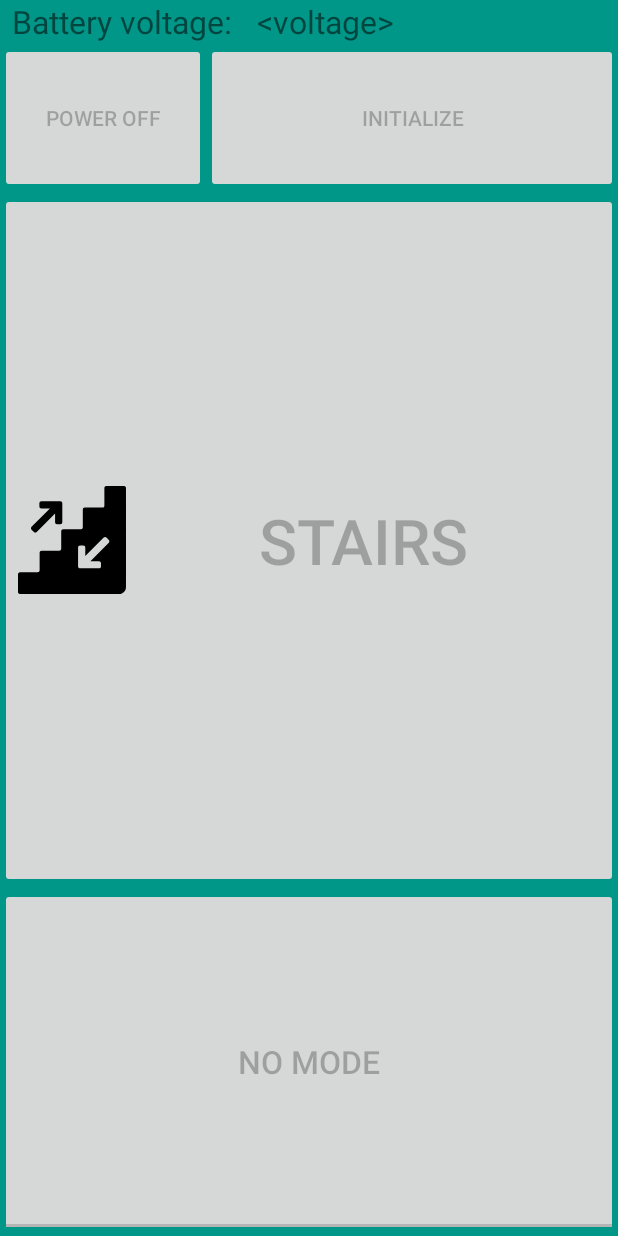
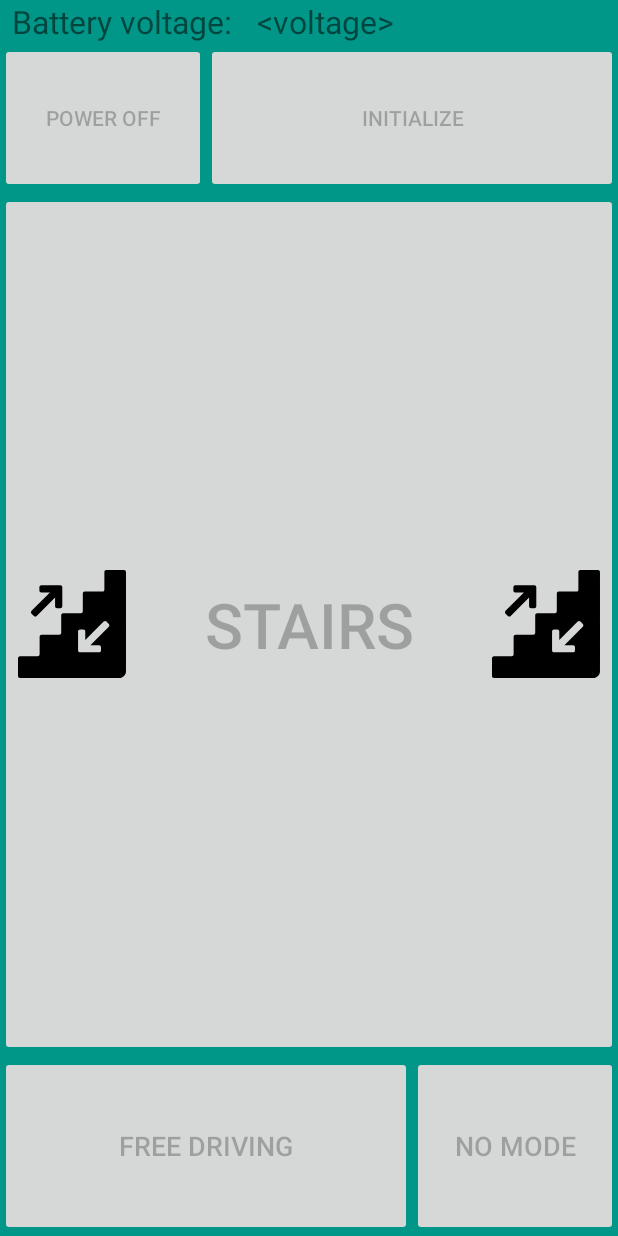
Before and after one commit to AZOM/cybathlon, an Android app: the screen it shows after launch (MainActivity), on a phone screen of 412 x 824 dp. Run offline under Robolectric (Android 15) with nearby library versions, the phone set to English and light mode, and no system bars; libraries missing offline, so code that uses them is left out: com.felhr.usbserial.

Commit message:
Separate buttons for "free driving" and "no mode"

```diff
--- a/ZEDControl/app/src/main/java/ch/hsr/zedcontrol/MainFragment.java
+++ b/ZEDControl/app/src/main/java/ch/hsr/zedcontrol/MainFragment.java
@@ -7,8 +7,6 @@ import android.view.LayoutInflater;
 import android.view.View;
 import android.view.ViewGroup;
 import android.widget.Button;
-import android.widget.CompoundButton;
-import android.widget.ToggleButton;
 
 import ch.hsr.zedcontrol.roborio.ConnectionManager;
 import ch.hsr.zedcontrol.roborio.RoboRIOModes;
@@ -19,8 +17,6 @@ import ch.hsr.zedcontrol.roborio.RoboRIOModes;
 public class MainFragment extends ControlsFragment {
 
     public static String TAG = MainFragment.class.getSimpleName();
-
-    private boolean _isToggleButtonDriveModeChecked = false;
 
     private ConnectionManager _connectionManager;
 
@@ -38,7 +34,8 @@ public class MainFragment extends ControlsFragment {
     private void initButtons(View view) {
         initButtonPowerOff(view);
         initButtonStartUp(view);
-        initToggleButtonDriveMode(view);
+        initButtonModeFreeDriving(view);
+        initButtonModeNone(view);
         initButtonModeStairs(view);
     }
 
@@ -67,22 +64,25 @@ public class MainFragment extends ControlsFragment {
     }
 
 
-    private void initToggleButtonDriveMode(View view) {
-        ToggleButton toggleButtonOnOff = (ToggleButton) view.findViewById(R.id.togglebutton_drive_mode);
-        toggleButtonOnOff.setChecked(_isToggleButtonDriveModeChecked);
+    private void initButtonModeFreeDriving(View view) {
+        Button button = (Button) view.findViewById(R.id.button_mode_free_driving);
+        button.setOnClickListener(new View.OnClickListener() {
+            @Override
+            public void onClick(View v) {
+                Log.i(TAG, "Requesting mode: DRIVE_FREE");
+                _connectionManager.requestMode(RoboRIOModes.DRIVE_FREE);
+            }
+        });
+    }
 
-        toggleButtonOnOff.setOnCheckedChangeListener(new CompoundButton.OnCheckedChangeListener() {
+
+    private void initButtonModeNone(View view) {
+        Button button = (Button) view.findViewById(R.id.button_mode_none);
+        button.setOnClickListener(new View.OnClickListener() {
             @Override
-            public void onCheckedChanged(CompoundButton buttonView, boolean isChecked) {
-                _isToggleButtonDriveModeChecked = isChecked;
-
-                if (isChecked) {
-                    Log.i(TAG, "Requesting mode: DRIVE_FREE");
-                    _connectionManager.requestMode(RoboRIOModes.DRIVE_FREE);
-                } else {
-                    Log.i(TAG, "Requesting mode: NO_MODE");
-                    _connectionManager.requestMode(RoboRIOModes.NO_MODE);
-                }
+            public void onClick(View v) {
+                Log.i(TAG, "Requesting mode: NO_MODE");
+                _connectionManager.requestMode(RoboRIOModes.NO_MODE);
             }
         });
     }
--- a/ZEDControl/app/src/main/res/layout/fragment_main.xml
+++ b/ZEDControl/app/src/main/res/layout/fragment_main.xml
@@ -37,30 +37,40 @@
         </LinearLayout>
 
         <LinearLayout
+            android:id="@+id/layout_controls_drive_mode"
             android:layout_width="match_parent"
-            android:layout_height="match_parent"
-            android:layout_below="@id/layout_motor_controls"
-            android:orientation="vertical">
+            android:layout_height="120dp"
+            android:layout_alignParentBottom="true"
+            android:orientation="horizontal">
 
             <Button
-                android:id="@+id/button_driving_stairs"
-                android:layout_width="match_parent"
-                android:layout_height="0dp"
+                android:id="@+id/button_mode_free_driving"
+                android:layout_width="0dp"
+                android:layout_height="match_parent"
                 android:layout_weight="2"
-                android:drawableStart="@drawable/stairs"
-                android:text="@string/button_stairs_modes"
-                android:textSize="42sp"/>
+                android:text="@string/button_mode_free_driving"
+                android:textSize="18sp"/>
 
-            <ToggleButton
-                android:id="@+id/togglebutton_drive_mode"
-                android:layout_width="match_parent"
-                android:layout_height="0dp"
+            <Button
+                android:id="@+id/button_mode_none"
+                android:layout_width="0dp"
+                android:layout_height="match_parent"
                 android:layout_weight="1"
-                android:textOff="@string/button_mode_none"
-                android:textOn="@string/button_mode_free_driving"
-                android:textSize="21sp"/>
+                android:text="@string/button_mode_none"
+                android:textSize="18sp"/>
 
         </LinearLayout>
+
+        <Button
+            android:id="@+id/button_driving_stairs"
+            android:layout_width="match_parent"
+            android:layout_height="wrap_content"
+            android:layout_above="@id/layout_controls_drive_mode"
+            android:layout_below="@id/layout_motor_controls"
+            android:drawableEnd="@drawable/stairs"
+            android:drawableStart="@drawable/stairs"
+            android:text="@string/button_stairs_modes"
+            android:textSize="42sp"/>
 
     </RelativeLayout>
 
```
